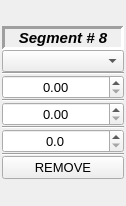
dmherrington/ECM-Control-System, file src/window_munk_power_supply/widgetsegmenttimedata.ui: the form before one commit.
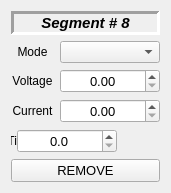
The form after the commit.

Commit message: Why Doesnt This Have Affect

Patch:
```diff
--- a/src/window_munk_power_supply/widgetsegmenttimedata.ui
+++ b/src/window_munk_power_supply/widgetsegmenttimedata.ui
@@ -6,8 +6,8 @@
    <rect>
     <x>0</x>
     <y>0</y>
-    <width>126</width>
-    <height>206</height>
+    <width>170</width>
+    <height>186</height>
    </rect>
   </property>
   <property name="sizePolicy">
@@ -16,25 +16,16 @@
     <verstretch>0</verstretch>
    </sizepolicy>
   </property>
+  <property name="maximumSize">
+   <size>
+    <width>170</width>
+    <height>186</height>
+   </size>
+  </property>
   <property name="windowTitle">
    <string>Form</string>
   </property>
   <layout class="QGridLayout" name="gridLayout">
-   <property name="leftMargin">
-    <number>2</number>
-   </property>
-   <property name="topMargin">
-    <number>0</number>
-   </property>
-   <property name="rightMargin">
-    <number>2</number>
-   </property>
-   <property name="bottomMargin">
-    <number>0</number>
-   </property>
-   <property name="spacing">
-    <number>0</number>
-   </property>
    <item row="0" column="0">
     <layout class="QVBoxLayout" name="verticalLayout">
      <item>
@@ -77,45 +68,100 @@
       </widget>
      </item>
      <item>
+      <layout class="QFormLayout" name="formLayout">
+       <item row="0" column="0">
+        <widget class="QLabel" name="label">
+         <property name="sizePolicy">
+          <sizepolicy hsizetype="Fixed" vsizetype="Preferred">
+           <horstretch>0</horstretch>
+           <verstretch>0</verstretch>
+          </sizepolicy>
+         </property>
+         <property name="minimumSize">
+          <size>
+           <width>43</width>
+           <height>0</height>
+          </size>
+         </property>
+         <property name="text">
+          <string>Mode</string>
+         </property>
+         <property name="alignment">
+          <set>Qt::AlignCenter</set>
+         </property>
+        </widget>
+       </item>
+       <item row="0" column="1">
       <widget class="QComboBox" name="comboBox_Mode">
        <property name="sizePolicy">
-        <sizepolicy hsizetype="Minimum" vsizetype="Fixed">
+          <sizepolicy hsizetype="Fixed" vsizetype="Fixed">
          <horstretch>0</horstretch>
          <verstretch>0</verstretch>
         </sizepolicy>
        </property>
        <property name="minimumSize">
         <size>
-         <width>120</width>
+           <width>100</width>
          <height>0</height>
         </size>
        </property>
-      </widget>
-     </item>
+         <property name="maximumSize">
+          <size>
+           <width>100</width>
+           <height>16777215</height>
+          </size>
+         </property>
+        </widget>
+       </item>
+      </layout>
+     </item>
      <item>
-      <widget class="Line" name="line">
+      <layout class="QFormLayout" name="formLayout_2">
+       <item row="0" column="0">
+        <widget class="QLabel" name="label_2">
+         <property name="sizePolicy">
+          <sizepolicy hsizetype="Fixed" vsizetype="Preferred">
+           <horstretch>0</horstretch>
+           <verstretch>0</verstretch>
+          </sizepolicy>
+         </property>
        <property name="minimumSize">
         <size>
-         <width>120</width>
+           <width>43</width>
          <height>0</height>
         </size>
        </property>
-       <property name="orientation">
-        <enum>Qt::Horizontal</enum>
-       </property>
-      </widget>
-     </item>
-     <item>
+         <property name="text">
+          <string>Voltage</string>
+         </property>
+         <property name="alignment">
+          <set>Qt::AlignCenter</set>
+         </property>
+        </widget>
+       </item>
+       <item row="0" column="1">
       <widget class="QDoubleSpinBox" name="doubleSpinBox_Voltage">
        <property name="enabled">
         <bool>true</bool>
        </property>
+         <property name="sizePolicy">
+          <sizepolicy hsizetype="Fixed" vsizetype="Fixed">
+           <horstretch>0</horstretch>
+           <verstretch>0</verstretch>
+          </sizepolicy>
+         </property>
        <property name="minimumSize">
         <size>
-         <width>120</width>
+           <width>100</width>
          <height>0</height>
         </size>
        </property>
+         <property name="maximumSize">
+          <size>
+           <width>100</width>
+           <height>16777215</height>
+          </size>
+         </property>
        <property name="font">
         <font>
          <pointsize>10</pointsize>
@@ -126,27 +172,52 @@
        </property>
       </widget>
      </item>
+      </layout>
+     </item>
      <item>
-      <widget class="Line" name="line_2">
+      <layout class="QFormLayout" name="formLayout_3">
+       <item row="0" column="0">
+        <widget class="QLabel" name="label_3">
+         <property name="sizePolicy">
+          <sizepolicy hsizetype="Fixed" vsizetype="Preferred">
+           <horstretch>0</horstretch>
+           <verstretch>0</verstretch>
+          </sizepolicy>
+         </property>
        <property name="minimumSize">
         <size>
-         <width>120</width>
+           <width>43</width>
          <height>0</height>
         </size>
        </property>
-       <property name="orientation">
-        <enum>Qt::Horizontal</enum>
+         <property name="text">
+          <string>Current</string>
+         </property>
+         <property name="alignment">
+          <set>Qt::AlignCenter</set>
        </property>
       </widget>
      </item>
-     <item>
+       <item row="0" column="1">
       <widget class="QDoubleSpinBox" name="doubleSpinBox_Current">
+         <property name="sizePolicy">
+          <sizepolicy hsizetype="Fixed" vsizetype="Fixed">
+           <horstretch>0</horstretch>
+           <verstretch>0</verstretch>
+          </sizepolicy>
+         </property>
        <property name="minimumSize">
         <size>
-         <width>120</width>
+           <width>100</width>
          <height>0</height>
         </size>
        </property>
+         <property name="maximumSize">
+          <size>
+           <width>100</width>
+           <height>16777215</height>
+          </size>
+         </property>
        <property name="font">
         <font>
          <pointsize>10</pointsize>
@@ -157,30 +228,55 @@
        </property>
       </widget>
      </item>
+      </layout>
+     </item>
      <item>
-      <widget class="Line" name="line_3">
+      <layout class="QFormLayout" name="formLayout_4">
+       <item row="0" column="0">
+        <widget class="QLabel" name="label_4">
+         <property name="sizePolicy">
+          <sizepolicy hsizetype="Fixed" vsizetype="Preferred">
+           <horstretch>0</horstretch>
+           <verstretch>0</verstretch>
+          </sizepolicy>
+         </property>
        <property name="minimumSize">
         <size>
-         <width>120</width>
+           <width>43</width>
          <height>0</height>
         </size>
        </property>
-       <property name="orientation">
-        <enum>Qt::Horizontal</enum>
+         <property name="text">
+          <string>Time(ms)</string>
+         </property>
+         <property name="alignment">
+          <set>Qt::AlignCenter</set>
        </property>
       </widget>
      </item>
-     <item>
+       <item row="0" column="1">
       <widget class="QDoubleSpinBox" name="doubleSpinBox_Time">
        <property name="enabled">
         <bool>true</bool>
        </property>
+         <property name="sizePolicy">
+          <sizepolicy hsizetype="Fixed" vsizetype="Fixed">
+           <horstretch>0</horstretch>
+           <verstretch>0</verstretch>
+          </sizepolicy>
+         </property>
        <property name="minimumSize">
         <size>
-         <width>120</width>
+           <width>100</width>
          <height>0</height>
         </size>
        </property>
+         <property name="maximumSize">
+          <size>
+           <width>100</width>
+           <height>16777215</height>
+          </size>
+         </property>
        <property name="font">
         <font>
          <pointsize>10</pointsize>
@@ -194,18 +290,7 @@
        </property>
       </widget>
      </item>
-     <item>
-      <widget class="Line" name="line_4">
-       <property name="minimumSize">
-        <size>
-         <width>120</width>
-         <height>0</height>
-        </size>
-       </property>
-       <property name="orientation">
-        <enum>Qt::Horizontal</enum>
-       </property>
-      </widget>
+      </layout>
      </item>
      <item>
       <widget class="QPushButton" name="pushButton">
```
Lines whose indentation alone changed are shown as unchanged. The commit also changes 1 other file.
